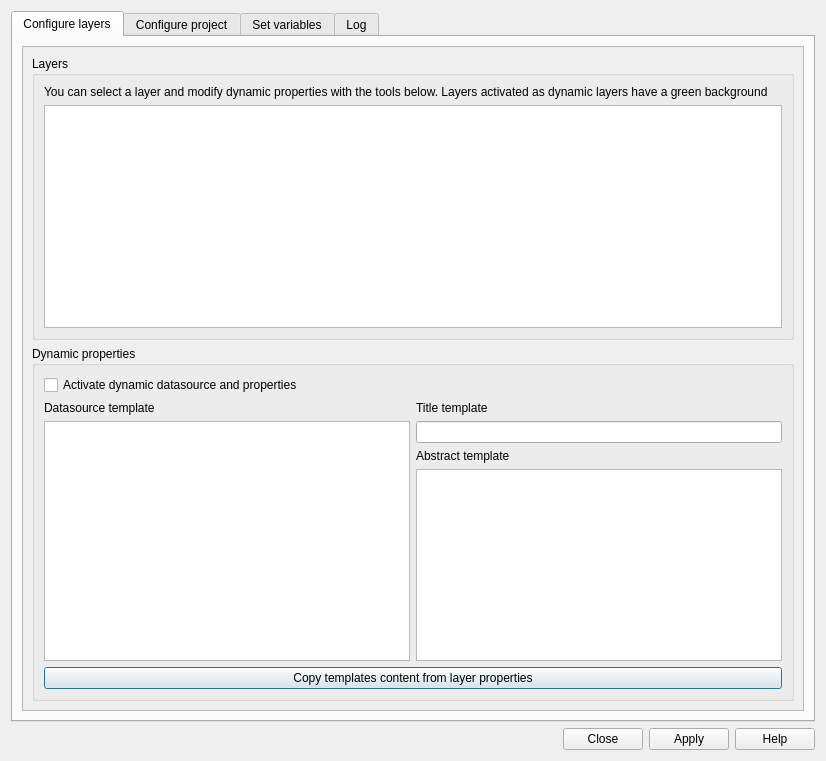
First picture: the form in dynamic_layers/resources/ui/dynamic_layers_dialog_base.ui, repository 3liz/QgisDynamicLayersPlugin, before the edit.
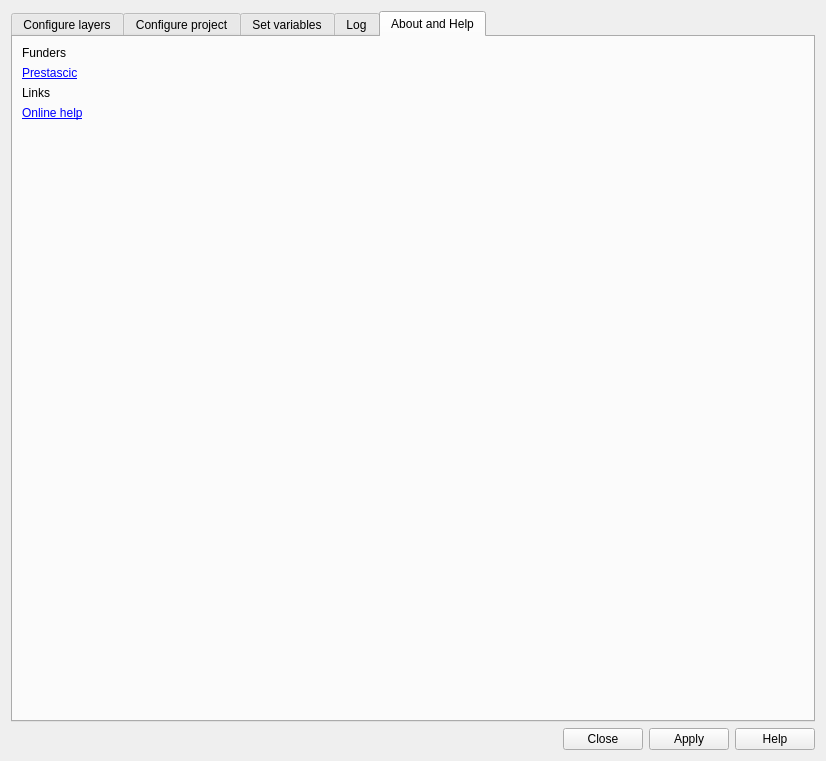
Second picture: the form after the edit. The open tabs and pages were chosen to show the change. Custom widgets are drawn as their Qt base class.

Commit message: Add link to funders

```diff
--- a/dynamic_layers/resources/ui/dynamic_layers_dialog_base.ui
+++ b/dynamic_layers/resources/ui/dynamic_layers_dialog_base.ui
@@ -411,6 +411,60 @@
        </item>
       </layout>
      </widget>
+     <widget class="QWidget" name="tab_5">
+      <attribute name="title">
+       <string>About and Help</string>
+      </attribute>
+      <layout class="QVBoxLayout" name="verticalLayout_12">
+       <item>
+        <widget class="QLabel" name="label_13">
+         <property name="text">
+          <string>Funders</string>
+         </property>
+        </widget>
+       </item>
+       <item>
+        <widget class="QLabel" name="label_12">
+         <property name="text">
+          <string notr="true">&lt;html&gt;&lt;head/&gt;&lt;body&gt;&lt;p&gt;&lt;a href=&quot;https://linkedin.com/company/prestascic&quot;&gt;&lt;span style=&quot; text-decoration: underline; color:#0000ff;&quot;&gt;Prestascic&lt;/span&gt;&lt;/a&gt;&lt;/p&gt;&lt;/body&gt;&lt;/html&gt;</string>
+         </property>
+         <property name="openExternalLinks">
+          <bool>true</bool>
+         </property>
+        </widget>
+       </item>
+       <item>
+        <widget class="QLabel" name="label_14">
+         <property name="text">
+          <string>Links</string>
+         </property>
+        </widget>
+       </item>
+       <item>
+        <widget class="QLabel" name="label_11">
+         <property name="text">
+          <string>&lt;html&gt;&lt;head/&gt;&lt;body&gt;&lt;p&gt;&lt;a href=&quot;https://github.com/3liz/QgisDynamicLayersPlugin/blob/master/README.md&quot;&gt;&lt;span style=&quot; text-decoration: underline; color:#0000ff;&quot;&gt;Online help&lt;/span&gt;&lt;/a&gt;&lt;/p&gt;&lt;/body&gt;&lt;/html&gt;</string>
+         </property>
+         <property name="openExternalLinks">
+          <bool>true</bool>
+         </property>
+        </widget>
+       </item>
+       <item>
+        <spacer name="verticalSpacer">
+         <property name="orientation">
+          <enum>Qt::Vertical</enum>
+         </property>
+         <property name="sizeHint" stdset="0">
+          <size>
+           <width>20</width>
+           <height>40</height>
+          </size>
+         </property>
+        </spacer>
+       </item>
+      </layout>
+     </widget>
     </widget>
    </item>
    <item>
```
